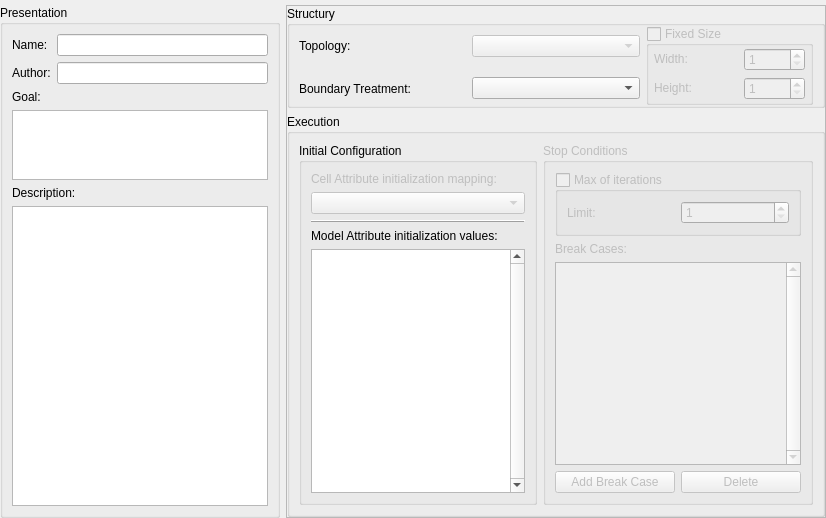
This is src/ca_modeler/ModelPropertiesHandler/model_properties_handler_widget.ui in rff255/GenesisCA as Qt 5 draws it before an edit. The edited form follows.
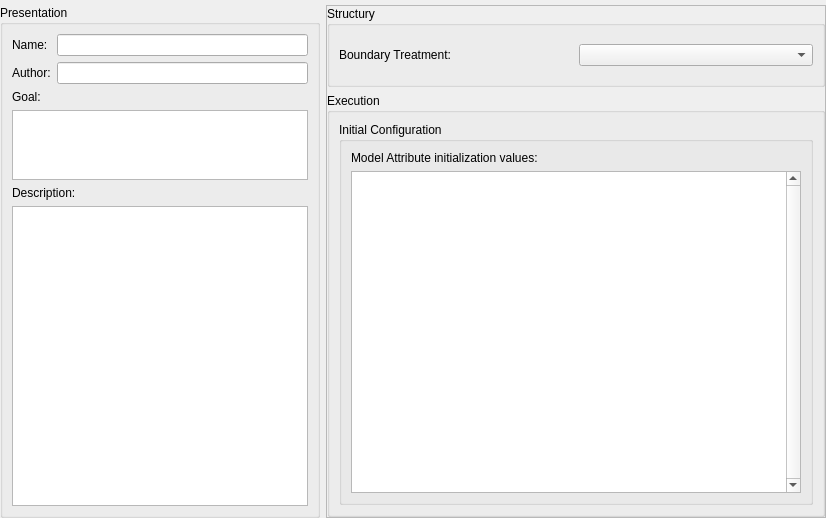
This is the edited form.

Commit message:
[Refactor] Remove unused/unfinished features from tab "Model Property"
- Remove "break case" related code
- Remove "cell attributes initialization type" related code
- Remove "Topology" related code
- Remove "board size" related code

The edit to the form file:
```diff
--- a/src/ca_modeler/ModelPropertiesHandler/model_properties_handler_widget.ui
+++ b/src/ca_modeler/ModelPropertiesHandler/model_properties_handler_widget.ui
@@ -176,115 +176,19 @@
           <number>0</number>
          </property>
          <item row="0" column="1">
-          <widget class="QComboBox" name="cb_topology">
-           <property name="enabled">
-            <bool>false</bool>
-           </property>
-           <property name="currentText">
-            <string/>
-           </property>
+          <widget class="QComboBox" name="cb_boundary_treatment">
            <property name="currentIndex">
             <number>-1</number>
            </property>
           </widget>
          </item>
          <item row="0" column="0">
-          <widget class="QLabel" name="lbl_topology">
-           <property name="text">
-            <string>Topology:</string>
-           </property>
-          </widget>
-         </item>
-         <item row="1" column="0">
           <widget class="QLabel" name="lbl_border_treatment">
            <property name="text">
             <string>Boundary Treatment:</string>
            </property>
           </widget>
          </item>
-         <item row="1" column="1">
-          <widget class="QComboBox" name="cb_boundary_treatment">
-           <property name="currentIndex">
-            <number>-1</number>
-           </property>
-          </widget>
-         </item>
-         <item row="0" column="2" rowspan="2">
-          <widget class="QGroupBox" name="gb_fixed_size">
-           <property name="enabled">
-            <bool>false</bool>
-           </property>
-           <property name="title">
-            <string>Fixed Size</string>
-           </property>
-           <property name="checkable">
-            <bool>true</bool>
-           </property>
-           <property name="checked">
-            <bool>false</bool>
-           </property>
-           <layout class="QGridLayout" name="gridLayout_16">
-            <property name="leftMargin">
-             <number>5</number>
-            </property>
-            <property name="topMargin">
-             <number>2</number>
-            </property>
-            <property name="rightMargin">
-             <number>5</number>
-            </property>
-            <property name="bottomMargin">
-             <number>2</number>
-            </property>
-            <item row="1" column="2">
-             <widget class="QSpinBox" name="sb_height">
-              <property name="minimum">
-               <number>1</number>
-              </property>
-              <property name="maximum">
-               <number>10000</number>
-              </property>
-             </widget>
-            </item>
-            <item row="1" column="0">
-             <widget class="QLabel" name="lbl_height">
-              <property name="sizePolicy">
-               <sizepolicy hsizetype="Preferred" vsizetype="Fixed">
-                <horstretch>0</horstretch>
-                <verstretch>0</verstretch>
-               </sizepolicy>
-              </property>
-              <property name="text">
-               <string>Height:</string>
-              </property>
-             </widget>
-            </item>
-            <item row="0" column="2">
-             <widget class="QSpinBox" name="sb_width">
-              <property name="minimum">
-               <number>1</number>
-              </property>
-              <property name="maximum">
-               <number>10000</number>
-              </property>
-             </widget>
-            </item>
-            <item row="0" column="0" colspan="2">
-             <widget class="QLabel" name="lbl_width">
-              <property name="sizePolicy">
-               <sizepolicy hsizetype="Preferred" vsizetype="Fixed">
-                <horstretch>0</horstretch>
-                <verstretch>0</verstretch>
-               </sizepolicy>
-              </property>
-              <property name="text">
-               <string>Width:</string>
-              </property>
-             </widget>
-            </item>
-           </layout>
-          </widget>
-         </item>
         </layout>
        </widget>
       </item>
@@ -309,120 +213,15 @@
             <bool>true</bool>
            </property>
            <layout class="QGridLayout" name="gridLayout_19">
-            <item row="3" column="0">
+            <item row="0" column="0">
              <widget class="QLabel" name="lbl_model_attr_init">
               <property name="text">
                <string>Model Attribute initialization values:</string>
               </property>
              </widget>
             </item>
-            <item row="5" column="0">
-             <widget class="QListWidget" name="lw_init_model_attributes">
-              <property name="verticalScrollBarPolicy">
-               <enum>Qt::ScrollBarAlwaysOn</enum>
-              </property>
-              <property name="verticalScrollMode">
-               <enum>QAbstractItemView::ScrollPerPixel</enum>
-              </property>
-              <property name="horizontalScrollMode">
-               <enum>QAbstractItemView::ScrollPerPixel</enum>
-              </property>
-             </widget>
-            </item>
-            <item row="1" column="0">
-             <widget class="QComboBox" name="cb_cell_attr_init">
-              <property name="enabled">
-               <bool>false</bool>
-              </property>
-             </widget>
-            </item>
-            <item row="0" column="0">
-             <widget class="QLabel" name="lbl_cell_attr_init">
-              <property name="enabled">
-               <bool>false</bool>
-              </property>
-              <property name="text">
-               <string>Cell Attribute initialization mapping:</string>
-              </property>
-             </widget>
-            </item>
             <item row="2" column="0">
-             <widget class="Line" name="line">
-              <property name="frameShadow">
-               <enum>QFrame::Raised</enum>
-              </property>
-              <property name="orientation">
-               <enum>Qt::Horizontal</enum>
-              </property>
-             </widget>
-            </item>
-           </layout>
-          </widget>
-         </item>
-         <item row="0" column="1">
-          <widget class="QGroupBox" name="gb_stop_conditions">
-           <property name="enabled">
-            <bool>false</bool>
-           </property>
-           <property name="minimumSize">
-            <size>
-             <width>270</width>
-             <height>0</height>
-            </size>
-           </property>
-           <property name="title">
-            <string>Stop Conditions</string>
-           </property>
-           <property name="flat">
-            <bool>true</bool>
-           </property>
-           <layout class="QGridLayout" name="gridLayout_20">
-            <item row="0" column="0" colspan="2">
-             <widget class="QGroupBox" name="gb_max_iterations">
-              <property name="enabled">
-               <bool>false</bool>
-              </property>
-              <property name="title">
-               <string>Max of iterations</string>
-              </property>
-              <property name="flat">
-               <bool>false</bool>
-              </property>
-              <property name="checkable">
-               <bool>true</bool>
-              </property>
-              <property name="checked">
-               <bool>false</bool>
-              </property>
-              <layout class="QGridLayout" name="gridLayout_18">
-               <item row="0" column="0">
-                <widget class="QLabel" name="lbl_limit">
-                 <property name="text">
-                  <string>Limit:</string>
-                 </property>
-                </widget>
-               </item>
-               <item row="0" column="1">
-                <widget class="QSpinBox" name="sb_max_iterations">
-                 <property name="minimum">
-                  <number>1</number>
-                 </property>
-                 <property name="maximum">
-                  <number>10000</number>
-                 </property>
-                </widget>
-               </item>
-              </layout>
-             </widget>
-            </item>
-            <item row="2" column="0" colspan="2">
-             <widget class="QListWidget" name="lw_break_cases">
-              <property name="minimumSize">
-               <size>
-                <width>220</width>
-                <height>0</height>
-               </size>
-              </property>
+             <widget class="QListWidget" name="lw_init_model_attributes">
               <property name="verticalScrollBarPolicy">
                <enum>Qt::ScrollBarAlwaysOn</enum>
               </property>
@@ -434,39 +233,6 @@
               </property>
              </widget>
             </item>
-            <item row="3" column="0">
-             <widget class="QPushButton" name="pb_add_break_case">
-              <property name="sizePolicy">
-               <sizepolicy hsizetype="Expanding" vsizetype="Fixed">
-                <horstretch>0</horstretch>
-                <verstretch>0</verstretch>
-               </sizepolicy>
-              </property>
-              <property name="text">
-               <string>Add Break Case</string>
-              </property>
-             </widget>
-            </item>
-            <item row="3" column="1">
-             <widget class="QPushButton" name="pb_delete_break_case">
-              <property name="sizePolicy">
-               <sizepolicy hsizetype="Expanding" vsizetype="Fixed">
-                <horstretch>0</horstretch>
-                <verstretch>0</verstretch>
-               </sizepolicy>
-              </property>
-              <property name="text">
-               <string>Delete</string>
-              </property>
-             </widget>
-            </item>
-            <item row="1" column="0">
-             <widget class="QLabel" name="lbl_break_cases">
-              <property name="text">
-               <string>Break Cases:</string>
-              </property>
-             </widget>
-            </item>
            </layout>
           </widget>
          </item>
```
The commit also changes 11 other files.
